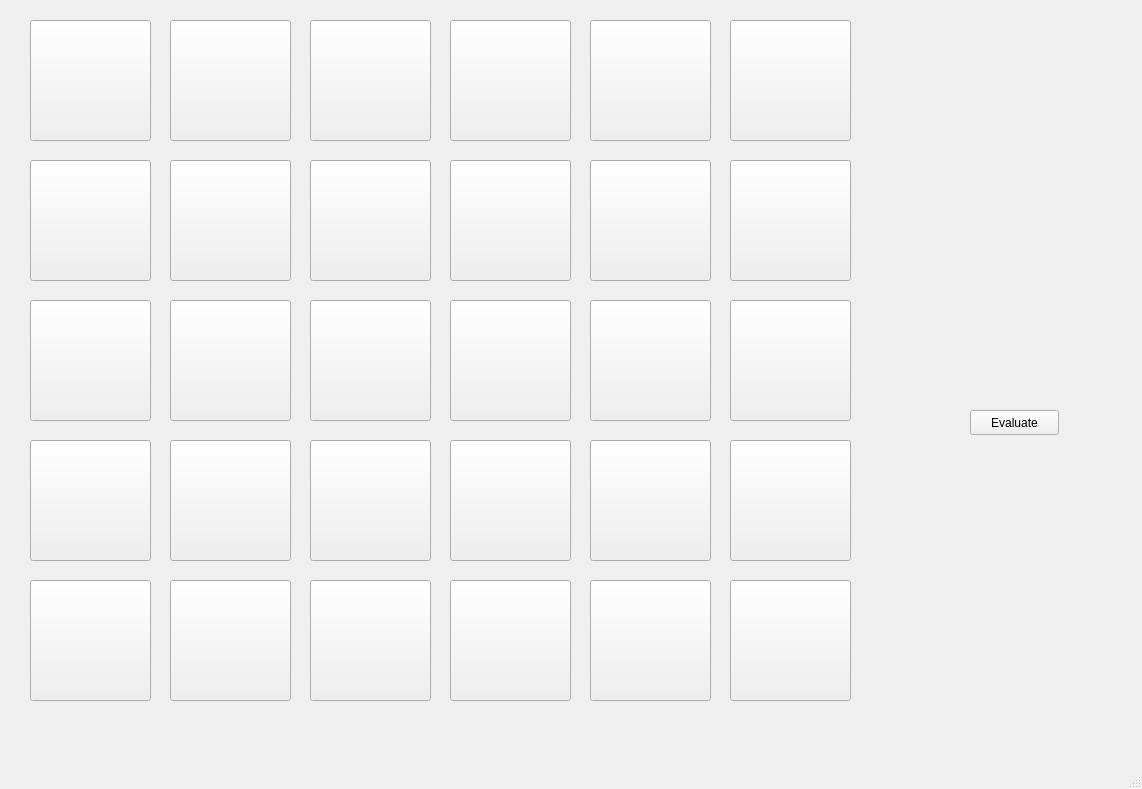
First picture: the form in mainwindow.ui, repository Alerodcas/ProjectMemoryGame, before the edit.
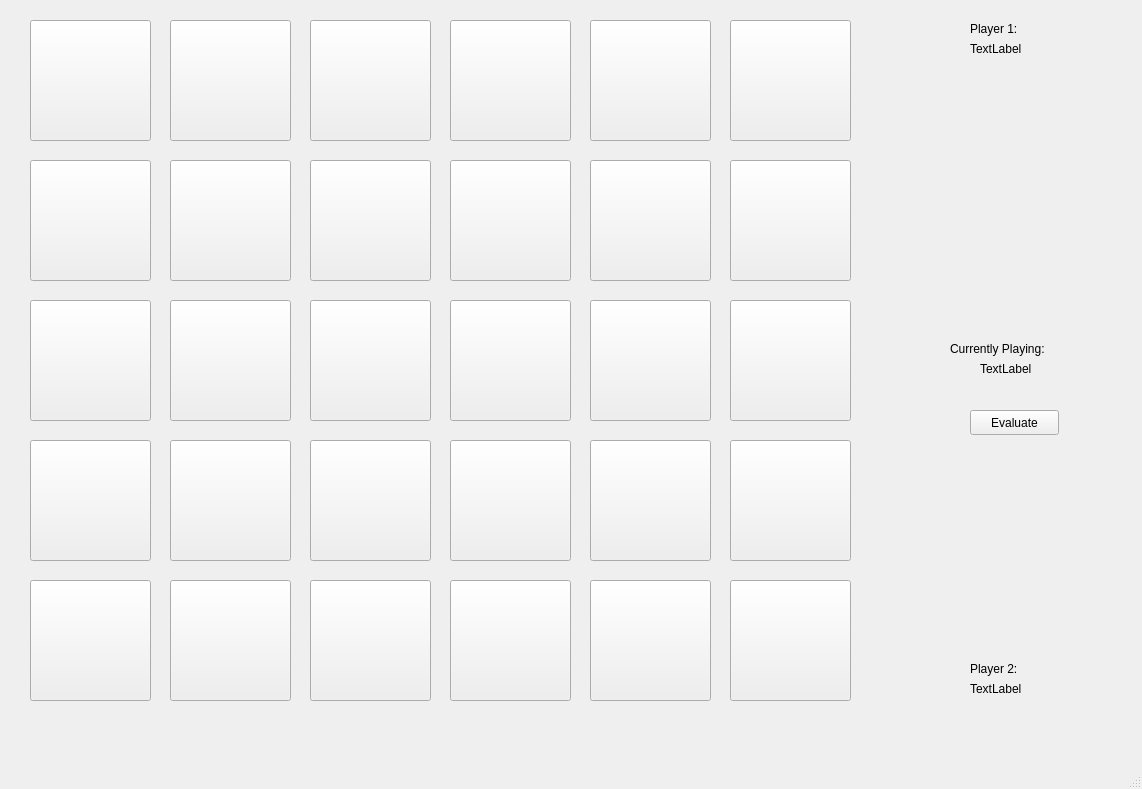
Second picture: the form after the edit.

Commit message: Implementacion puntaje en GUI

What changed in the file:
```diff
--- a/mainwindow.ui
+++ b/mainwindow.ui
@@ -597,6 +597,84 @@
      <string>Evaluate</string>
     </property>
    </widget>
+   <widget class="QLabel" name="label">
+    <property name="geometry">
+     <rect>
+      <x>970</x>
+      <y>20</y>
+      <width>67</width>
+      <height>17</height>
+     </rect>
+    </property>
+    <property name="text">
+     <string>Player 1:</string>
+    </property>
+   </widget>
+   <widget class="QLabel" name="label_2">
+    <property name="geometry">
+     <rect>
+      <x>970</x>
+      <y>40</y>
+      <width>67</width>
+      <height>17</height>
+     </rect>
+    </property>
+    <property name="text">
+     <string>TextLabel</string>
+    </property>
+   </widget>
+   <widget class="QLabel" name="label_3">
+    <property name="geometry">
+     <rect>
+      <x>970</x>
+      <y>660</y>
+      <width>67</width>
+      <height>17</height>
+     </rect>
+    </property>
+    <property name="text">
+     <string>Player 2:</string>
+    </property>
+   </widget>
+   <widget class="QLabel" name="label_4">
+    <property name="geometry">
+     <rect>
+      <x>970</x>
+      <y>680</y>
+      <width>67</width>
+      <height>17</height>
+     </rect>
+    </property>
+    <property name="text">
+     <string>TextLabel</string>
+    </property>
+   </widget>
+   <widget class="QLabel" name="label_5">
+    <property name="geometry">
+     <rect>
+      <x>950</x>
+      <y>340</y>
+      <width>121</width>
+      <height>17</height>
+     </rect>
+    </property>
+    <property name="text">
+     <string>Currently Playing:</string>
+    </property>
+   </widget>
+   <widget class="QLabel" name="label_6">
+    <property name="geometry">
+     <rect>
+      <x>980</x>
+      <y>360</y>
+      <width>67</width>
+      <height>17</height>
+     </rect>
+    </property>
+    <property name="text">
+     <string>TextLabel</string>
+    </property>
+   </widget>
   </widget>
   <widget class="QMenuBar" name="menubar">
    <property name="geometry">
```
The commit also changes 5 other files.
